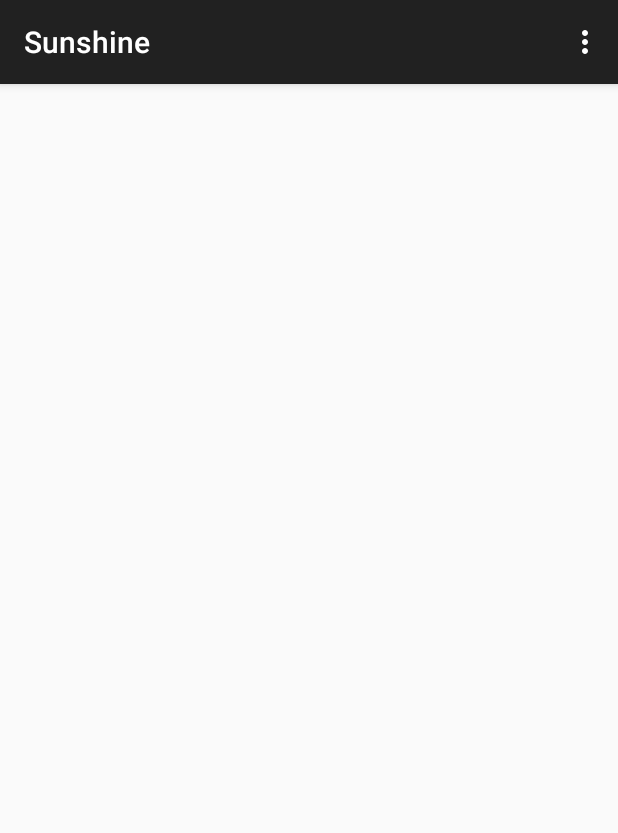
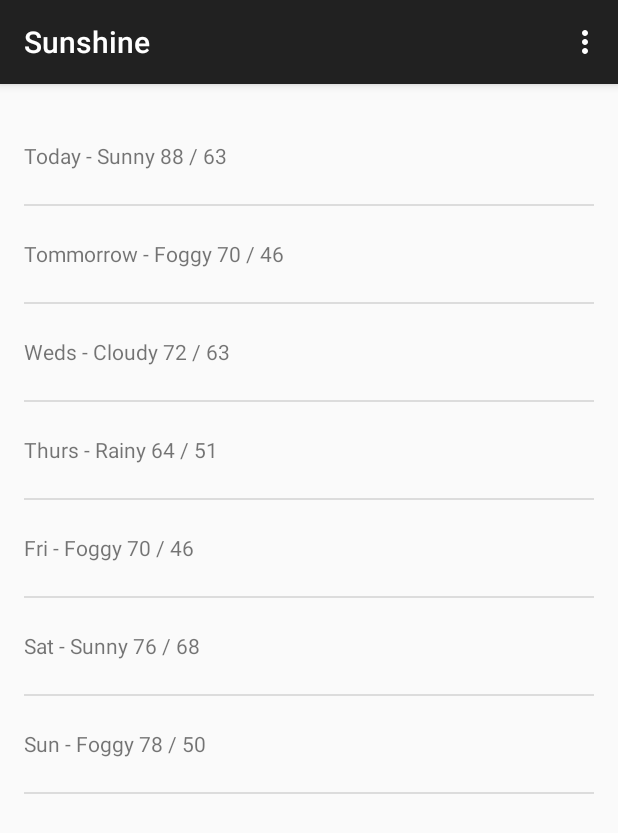
Before and after one commit to shahharshil46/shahharshil46_Git, an Android app: the screen it shows after launch (MainActivity), on a phone screen of 412 x 824 dp. Shown: the top 833 px of the screen. Run offline under Robolectric (Android 15) with nearby library versions, the phone set to English and light mode, and no system bars.

```diff
--- a/SunShineApp/app/src/main/java/shahharshil46/sunshine/MainActivityFragment.java
+++ b/SunShineApp/app/src/main/java/shahharshil46/sunshine/MainActivityFragment.java
@@ -1,10 +1,15 @@
 package shahharshil46.sunshine;
 
+import android.os.Bundle;
 import android.support.v4.app.Fragment;
-import android.os.Bundle;
 import android.view.LayoutInflater;
 import android.view.View;
 import android.view.ViewGroup;
+import android.widget.ArrayAdapter;
+import android.widget.ListView;
+
+import java.util.ArrayList;
+import java.util.Arrays;
 
 
 /**
@@ -12,12 +17,37 @@ import android.view.ViewGroup;
  */
 public class MainActivityFragment extends Fragment {
 
+    ArrayAdapter<String> weekForecastArrayAdapter;
+    ListView forecastListView;
+
     public MainActivityFragment() {
     }
 
     @Override
     public View onCreateView(LayoutInflater inflater, ViewGroup container,
                              Bundle savedInstanceState) {
-        return inflater.inflate(R.layout.fragment_main, container, false);
+        View view = inflater.inflate(R.layout.fragment_main, container, false);
+
+        String[] weekForecastData = {
+                "Today - Sunny 88 / 63",
+                "Tommorrow - Foggy 70 / 46",
+                "Weds - Cloudy 72 / 63",
+                "Thurs - Rainy 64 / 51",
+                "Fri - Foggy 70 / 46",
+                "Sat - Sunny 76 / 68",
+                "Sun - Foggy 78 / 50"
+        };
+
+        ArrayList<String> fakeDataList = new ArrayList<String>();
+        fakeDataList.addAll(Arrays.asList(weekForecastData));
+
+        weekForecastArrayAdapter =
+                new ArrayAdapter<String>(getActivity(), R.layout.list_item_forecast,
+                        R.id.list_item_forecast_textview, fakeDataList);
+
+        forecastListView = (ListView) view.findViewById(R.id.litsview_forecast);
+        forecastListView.setAdapter(weekForecastArrayAdapter);
+
+        return view;
     }
 }
```
